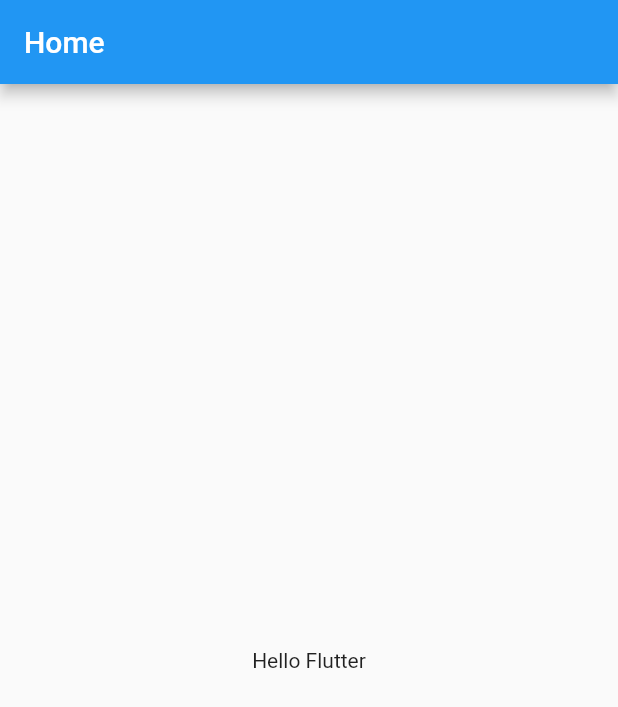
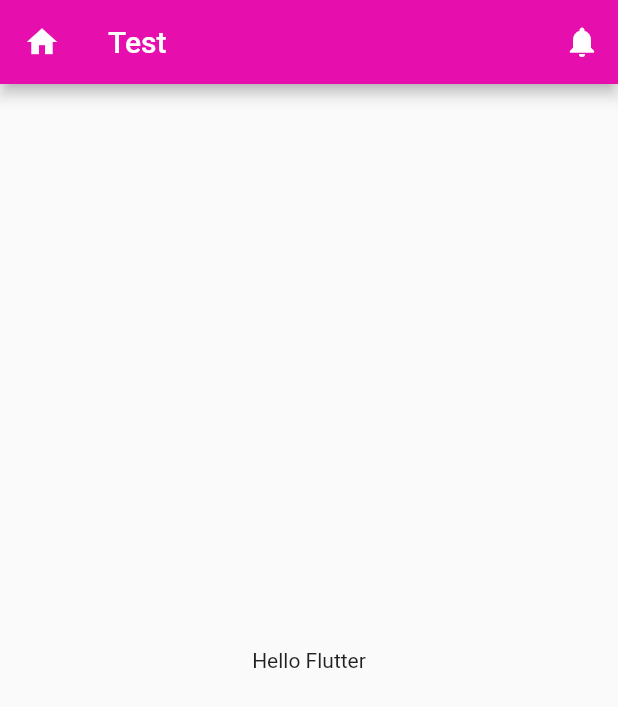
Before and after one commit to artnalyze/flutter_intermediate_itg, a Flutter app: the screen it shows after launch, on a phone screen of 412 x 824 dp. Shown: the top 707 px of the screen. Run offline on Flutter 3.47's test engine with Material 2 defaults, Android fonts, the phone set to English and light mode, and no system bars.

```diff
--- a/lib/main.dart
+++ b/lib/main.dart
@@ -1,14 +1,38 @@
 import 'package:flutter/material.dart';
 
 void main() {
-  runApp(MaterialApp(
+  runApp(MyApp());
+}
+
+class MyApp extends StatelessWidget {
+  const MyApp({
+    Key key,
+  }) : super(key: key);
+
+  @override
+  Widget build(BuildContext context) {
+    return MaterialApp(
+      debugShowCheckedModeBanner: false,
       home: Scaffold(
         appBar: AppBar(
-        title: Text("Home"),
+          // backgroundColor: Colors.blueAccent,
+          // backgroundColor: Color.fromARGB(0xff, 230, 300, 390),
+          // backgroundColor: Color.fromRGBO(230, 230, 290, 0.5),
+          backgroundColor: Color(0xffE60FAD),
+          leading: Icon(Icons.home),
+          title: Text("Test"),
+          actions: <Widget>[
+            IconButton(
+                icon: Icon(Icons.notifications),
+                onPressed: () {
+                  print('Your click notification');
+                }),
+          ],
         ),
         body: Center(
           child: Text("Hello Flutter"),
         ),
       ),
-  ));
+    );
   }
+}
```
Also changed, not shown: 1 other file. Lines whose indentation alone changed are shown as unchanged.
